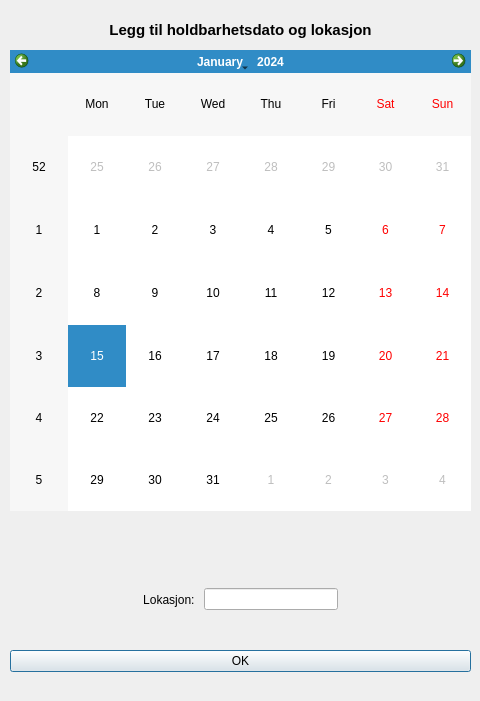
The window that app/ui/calendarwidget.ui (stupedama/ApotekHoldbarhet) describes before a commit, drawn with Qt 5.
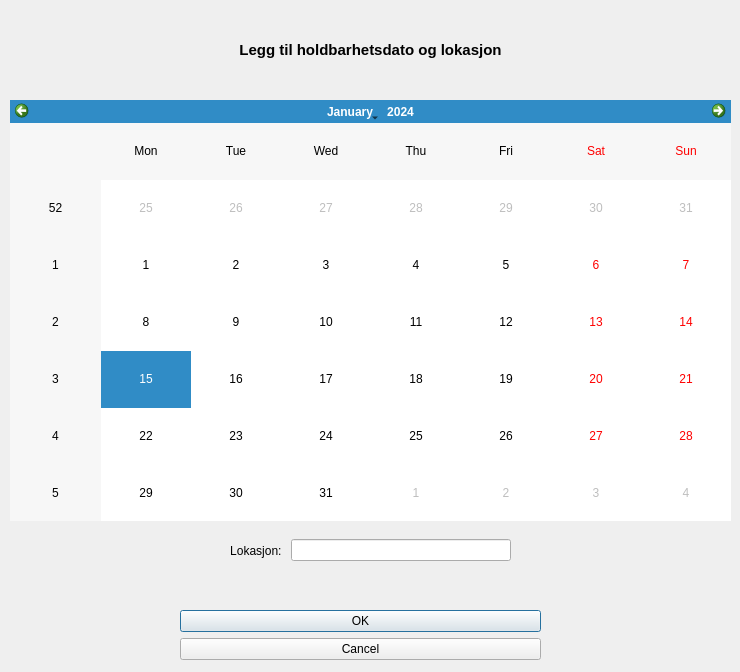
The same window after the commit. Icons and pictures are not drawn.

Patch:
```diff
--- a/app/ui/calendarwidget.ui
+++ b/app/ui/calendarwidget.ui
@@ -6,8 +6,8 @@
    <rect>
     <x>0</x>
     <y>0</y>
-    <width>480</width>
-    <height>701</height>
+    <width>740</width>
+    <height>672</height>
    </rect>
   </property>
   <property name="windowTitle">
@@ -17,61 +17,12 @@
    <iconset>
     <normaloff>../icons/calendar.png</normaloff>../icons/calendar.png</iconset>
   </property>
-  <widget class="QDialogButtonBox" name="buttonBox">
-   <property name="geometry">
-    <rect>
-     <x>10</x>
-     <y>650</y>
-     <width>461</width>
-     <height>32</height>
-    </rect>
-   </property>
-   <property name="orientation">
-    <enum>Qt::Vertical</enum>
-   </property>
-   <property name="standardButtons">
-    <set>QDialogButtonBox::Ok</set>
-   </property>
-  </widget>
-  <widget class="QCalendarWidget" name="calendarWidget">
-   <property name="geometry">
-    <rect>
-     <x>10</x>
-     <y>50</y>
-     <width>461</width>
-     <height>461</height>
-    </rect>
-   </property>
-  </widget>
-  <widget class="QLabel" name="label">
-   <property name="geometry">
-    <rect>
-     <x>10</x>
-     <y>20</y>
-     <width>461</width>
-     <height>20</height>
-    </rect>
-   </property>
-   <property name="font">
-    <font>
-     <pointsize>11</pointsize>
-     <weight>75</weight>
-     <bold>true</bold>
-    </font>
-   </property>
-   <property name="text">
-    <string>Legg til holdbarhetsdato og lokasjon</string>
-   </property>
-   <property name="alignment">
-    <set>Qt::AlignCenter</set>
-   </property>
-  </widget>
   <widget class="QWidget" name="horizontalLayoutWidget">
    <property name="geometry">
     <rect>
      <x>10</x>
-     <y>579</y>
-     <width>461</width>
+     <y>530</y>
+     <width>721</width>
      <height>41</height>
     </rect>
    </property>
@@ -125,9 +76,9 @@
    <property name="geometry">
     <rect>
      <x>10</x>
-     <y>540</y>
-     <width>461</width>
-     <height>31</height>
+     <y>580</y>
+     <width>721</width>
+     <height>21</height>
     </rect>
    </property>
    <layout class="QHBoxLayout" name="horizontalLayout_2">
@@ -140,6 +91,66 @@
     </item>
    </layout>
   </widget>
+  <widget class="QWidget" name="verticalLayoutWidget">
+   <property name="geometry">
+    <rect>
+     <x>10</x>
+     <y>10</y>
+     <width>721</width>
+     <height>80</height>
+    </rect>
+   </property>
+   <layout class="QVBoxLayout" name="verticalLayout">
+    <item>
+     <widget class="QLabel" name="label">
+      <property name="font">
+       <font>
+        <pointsize>11</pointsize>
+        <weight>75</weight>
+        <bold>true</bold>
+       </font>
+      </property>
+      <property name="text">
+       <string>Legg til holdbarhetsdato og lokasjon</string>
+      </property>
+      <property name="alignment">
+       <set>Qt::AlignCenter</set>
+      </property>
+     </widget>
+    </item>
+   </layout>
+  </widget>
+  <widget class="QWidget" name="verticalLayoutWidget_2">
+   <property name="geometry">
+    <rect>
+     <x>10</x>
+     <y>100</y>
+     <width>721</width>
+     <height>421</height>
+    </rect>
+   </property>
+   <layout class="QVBoxLayout" name="verticalLayout_2">
+    <item>
+     <widget class="QCalendarWidget" name="calendarWidget"/>
+    </item>
+   </layout>
+  </widget>
+  <widget class="QDialogButtonBox" name="buttonBox">
+   <property name="geometry">
+    <rect>
+     <x>180</x>
+     <y>610</y>
+     <width>361</width>
+     <height>56</height>
+    </rect>
+   </property>
+   <property name="orientation">
+    <enum>Qt::Vertical</enum>
+   </property>
+   <property name="standardButtons">
+    <set>QDialogButtonBox::Cancel|QDialogButtonBox::Ok</set>
+   </property>
+  </widget>
  </widget>
  <resources/>
  <connections>
```
